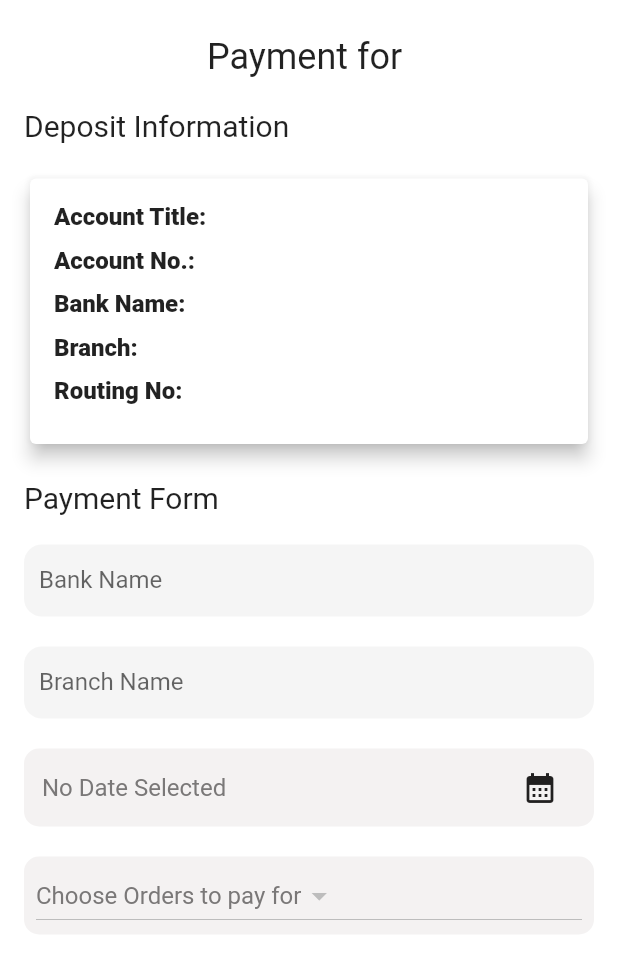
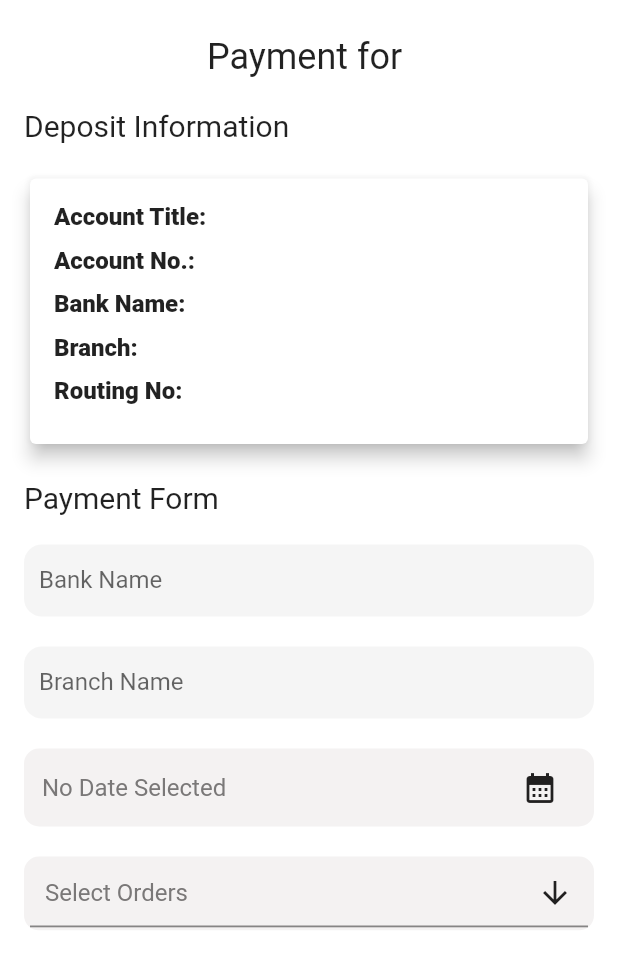
Before and after one commit to Ananism17/ecommerce-app, a Flutter app: the MakePayment screen opened directly with empty values, on a phone screen of 412 x 824 dp. Shown: the top 973 px of the screen. Run offline on Flutter 3.47's test engine with Material 2 defaults, Android fonts, the phone set to English and light mode, and no system bars; drawn by our look-alikes of multi_select_flutter; our stand-ins replace animated_bottom_navigation_bar, card_swiper, fancy_shimmer_image, loading_animation_widget, shared_preferences, shimmer and 1 more; missing offline and left inert: dynamic_height_grid_view; accounts and stored records are empty; network calls fail.

Commit message:
Added multiselect for orders(payment)

```diff
--- a/lib/screens/home_screen.dart
+++ b/lib/screens/home_screen.dart
@@ -2,9 +2,9 @@ import 'dart:convert';
 
 import 'package:ecommerce_app/constants/app_constants.dart';
 import 'package:ecommerce_app/models/product.dart';
-import 'package:ecommerce_app/products/category_widget.dart';
-import 'package:ecommerce_app/products/latest_arrival.dart';
-import 'package:ecommerce_app/products/product_list.dart';
+import 'package:ecommerce_app/screens/products/category_widget.dart';
+import 'package:ecommerce_app/screens/products/latest_arrival.dart';
+import 'package:ecommerce_app/screens/products/product_list.dart';
 import 'package:ecommerce_app/providers/token_provider.dart';
 import 'package:ecommerce_app/services/assets_manager.dart';
 import 'package:ecommerce_app/widgets/app_name_text.dart';
--- a/lib/screens/orders/order_details.dart
+++ b/lib/screens/orders/order_details.dart
@@ -138,7 +138,7 @@ class _OrderDetailsState extends State<OrderDetails> {
     final url = Uri.parse('${AppConstants.baseUrl}api/v1/change-order-status');
     final data = <String, String>{
       'title': "received",
-      'id': orderDetails['id'],
+      'id': orderDetails['id'].toString(),
       'note': _feedbackController.text,
     };
 
--- a/lib/screens/payments/make_payment.dart
+++ b/lib/screens/payments/make_payment.dart
@@ -1,4 +1,5 @@
 import 'dart:convert';
+import 'dart:io';
 
 import 'package:ecommerce_app/constants/app_constants.dart';
 import 'package:ecommerce_app/providers/theme_provider.dart';
@@ -7,6 +8,7 @@ import 'package:ecommerce_app/services/date_formatter.dart';
 import 'package:ecommerce_app/widgets/subtitle_text.dart';
 import 'package:ecommerce_app/widgets/title_text.dart';
 import 'package:flutter/material.dart';
+import 'package:multi_select_flutter/multi_select_flutter.dart';
 import 'package:provider/provider.dart';
 
 import 'package:http/http.dart' as http;
@@ -32,16 +34,14 @@ class _MakePaymentState extends State<MakePayment> {
   dynamic bankDetailsCE = {};
 
   late Future<Map<String, dynamic>> fetchOrders;
-  final List<dynamic> ordersCE = <dynamic>[];
-  final List<dynamic> ordersDevice = <dynamic>[
-
-  ];
+  late List<dynamic> ordersCE = <dynamic>[];
+  late List<dynamic> ordersDevice = <dynamic>[];
 
   bool dataFetched = false;
 
   DateTime? _selectedDate;
 
-  String? selectedValue; //orders
+  List<String> selectedValues = []; //orders
 
   @override
   void initState() {
@@ -147,6 +147,8 @@ class _MakePaymentState extends State<MakePayment> {
     });
   }
 
+
+
   @override
   void dispose() {
     _bankNameController.dispose();
@@ -158,12 +160,12 @@ class _MakePaymentState extends State<MakePayment> {
   Widget build(BuildContext context) {
     final themeProvider = Provider.of<ThemeProvider>(context);
 
-    List deviceList;
+    List orderList;
 
     if (widget.type == "CE") {
-      deviceList = ordersCE as List;
+      orderList = ordersCE;
     } else {
-      deviceList = ordersDevice as List;
+      orderList = ordersDevice;
     }
 
     return GestureDetector(
@@ -421,27 +423,29 @@ class _MakePaymentState extends State<MakePayment> {
                     borderRadius: BorderRadius.circular(10),
                   ),
                   padding: const EdgeInsets.symmetric(
-                    horizontal: 8,
+                    horizontal: 4,
                     vertical: 2,
                   ),
-                  child: DropdownButton<String>(
-                    value: selectedValue,
-                    hint: const SubtitleText(label: "Choose Orders to pay for"),
-                    onChanged: (String? newValue) {
-                      setState(() {
-                        selectedValue = newValue;
-                      });
+                  child: MultiSelectDialogField(
+                    buttonText: const Text(
+                      "Select Orders",
+                      style: TextStyle(
+                        fontSize: 16,
+                        color: Color.fromARGB(255, 122, 120, 120),
+                      ),
+                    ),
+                    items: orderList
+                        .map(
+                          (order) => MultiSelectItem(
+                            order['value'],
+                            order['label'],
+                          ),
+                        )
+                        .toList(),
+                    listType: MultiSelectListType.CHIP,
+                    onConfirm: (values) {
+                      selectedValues = values as List<String>;
                     },
-                    items: deviceList.map<DropdownMenuItem<String>>((order) {
-                      return DropdownMenuItem<String>(
-                        value: order['value'],
-
-                        child: SubtitleText(
-                          label: order['label'],
-                        ),
-                      );
-                    }).toList(),
-
                   ),
                 ),
               ],
--- a/lib/products/product_list.dart
+++ b/lib/screens/products/product_list.dart
@@ -4,7 +4,7 @@ import 'package:dynamic_height_grid_view/dynamic_height_grid_view.dart';
 import 'package:ecommerce_app/constants/app_colors.dart';
 import 'package:ecommerce_app/constants/app_constants.dart';
 import 'package:ecommerce_app/models/product.dart';
-import 'package:ecommerce_app/products/product_widget.dart';
+import 'package:ecommerce_app/screens/products/product_widget.dart';
 import 'package:ecommerce_app/providers/theme_provider.dart';
 import 'package:ecommerce_app/providers/token_provider.dart';
 import 'package:ecommerce_app/widgets/subtitle_text.dart';
--- a/lib/screens/search_screen.dart
+++ b/lib/screens/search_screen.dart
@@ -1,7 +1,7 @@
 import 'dart:convert';
 
 import 'package:dynamic_height_grid_view/dynamic_height_grid_view.dart';
-import 'package:ecommerce_app/products/product_widget.dart';
+import 'package:ecommerce_app/screens/products/product_widget.dart';
 import 'package:ecommerce_app/constants/app_constants.dart';
 import 'package:ecommerce_app/models/product.dart';
 import 'package:ecommerce_app/providers/token_provider.dart';
--- a/pubspec.yaml
+++ b/pubspec.yaml
@@ -46,6 +46,8 @@ dependencies:
   intl: ^0.18.1
   loading_animation_widget: ^1.2.0+4
   timeline_tile: ^2.0.0
+  multi_select_flutter: ^4.1.3
+  image_picker: ^1.0.4
 
 dev_dependencies:
   flutter_test:
```
Also changed, not shown: lib/screens/products/category_widget.dart (renamed from lib/products/category_widget.dart), lib/screens/products/latest_arrival.dart (renamed from lib/products/latest_arrival.dart), lib/screens/products/product_widget.dart (renamed from lib/products/product_widget.dart), pubspec.lock, 5 other files.
